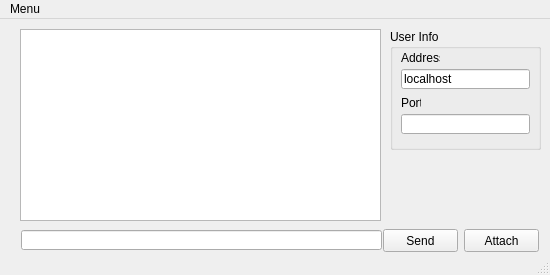
Old version of the form Python UI Source Trial/UI/ChatUI.ui in the repository CodexVII/ChatApp.
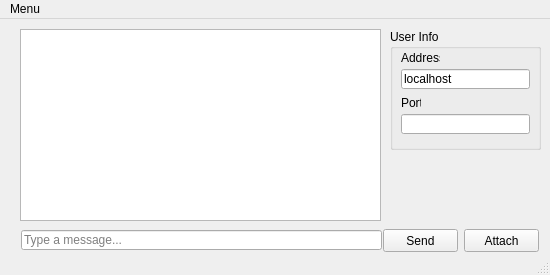
New version of the form.

What changed in the file:
```diff
--- a/Python UI Source Trial/UI/ChatUI.ui
+++ b/Python UI Source Trial/UI/ChatUI.ui
@@ -33,6 +33,9 @@
       <height>20</height>
      </rect>
     </property>
+    <property name="placeholderText">
+     <string>Type a message...</string>
+    </property>
    </widget>
    <widget class="QPushButton" name="pushButton_2">
     <property name="geometry">
```
Left out of the diff: 17 changed lines with no effect on the pictures.
